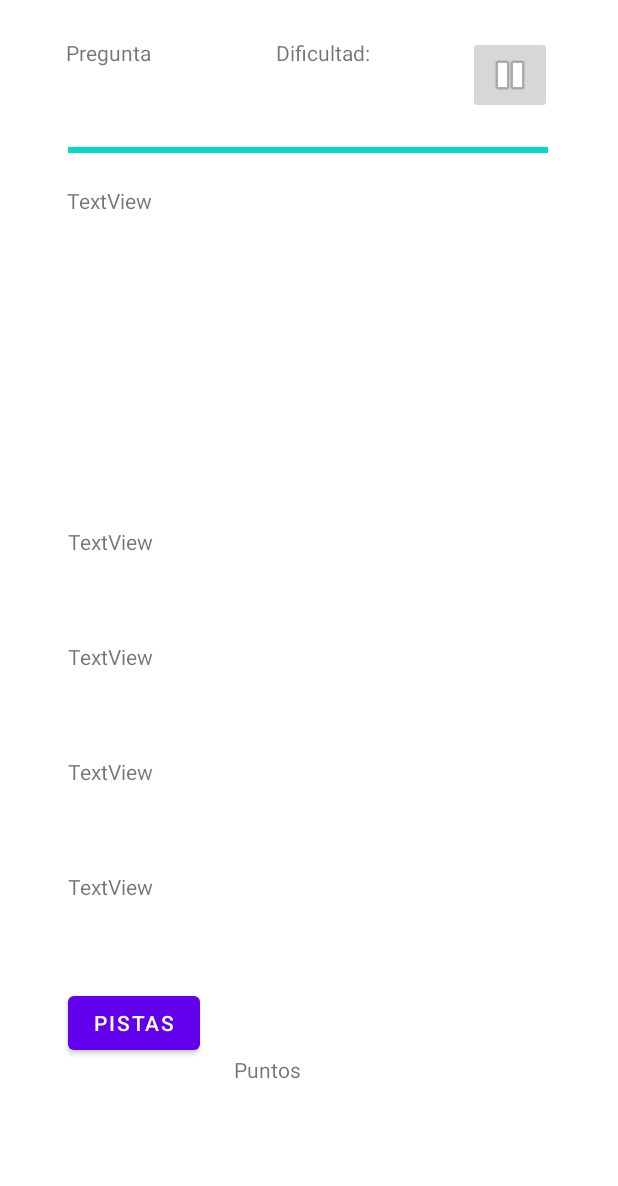
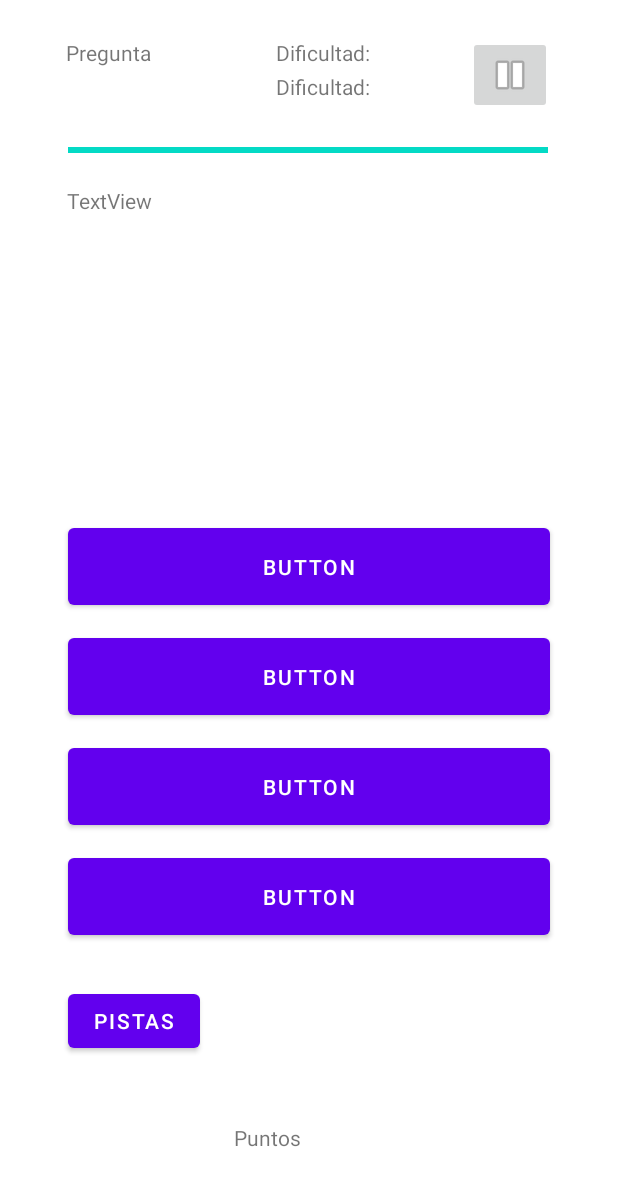
Before and after one commit to Ivangb0/Proyecto-PSW, an Android app: the layout retopregunta.xml on its own in the app's theme, with its tools: preview values and no code run, on a phone screen of 412 x 824 dp. Shown: the top 1186 px of the screen. Run offline under Robolectric (Android 15) with nearby library versions, the phone set to English and light mode, and no system bars.

Commit message:
avances retopregunta

```diff
--- a/app/src/main/AndroidManifest.xml
+++ b/app/src/main/AndroidManifest.xml
@@ -33,6 +33,10 @@
         <activity
             android:name=".Registrarse"
             android:screenOrientation="portrait" />
+        <activity
+            android:name=".RetoPregunta"
+            android:screenOrientation="portrait" />
+
     </application>
 
 </manifest>
--- a/app/src/main/java/BusinessLogic/Answer.java
+++ b/app/src/main/java/BusinessLogic/Answer.java
@@ -19,6 +19,9 @@ public class Answer {
 
     @DatabaseField
     public boolean esCorrecta;
+
+    //constructor vacio para que la libreria del DAO funcione
+    Answer(){}
 
     //Constructor
     public Answer(int id_resp, String resp, int preg_id, boolean esCorrec) {
--- a/app/src/main/res/layout/retopregunta.xml
+++ b/app/src/main/res/layout/retopregunta.xml
@@ -3,12 +3,54 @@
     xmlns:app="http://schemas.android.com/apk/res-auto"
     xmlns:tools="http://schemas.android.com/tools"
     android:layout_width="match_parent"
-    android:layout_height="match_parent">
+    android:layout_height="match_parent"
+    tools:layout_editor_absoluteX="0dp"
+    tools:layout_editor_absoluteY="57dp">
+
+    <TextView
+        android:id="@+id/textView20"
+        android:layout_width="112dp"
+        android:layout_height="18dp"
+        android:layout_marginStart="184dp"
+        android:layout_marginTop="48dp"
+        android:text="Dificultad:"
+        app:layout_constraintStart_toStartOf="parent"
+        app:layout_constraintTop_toTopOf="parent" />
+
+    <Button
+        android:id="@+id/buttonResp1"
+        android:layout_width="321dp"
+        android:layout_height="63dp"
+        android:layout_marginStart="45dp"
+        android:layout_marginTop="20dp"
+        android:text="Button"
+        app:layout_constraintStart_toStartOf="parent"
+        app:layout_constraintTop_toBottomOf="@+id/textView5" />
+
+    <Button
+        android:id="@+id/buttonResp3"
+        android:layout_width="321dp"
+        android:layout_height="63dp"
+        android:layout_marginStart="45dp"
+        android:layout_marginTop="10dp"
+        android:text="Button"
+        app:layout_constraintStart_toStartOf="parent"
+        app:layout_constraintTop_toBottomOf="@+id/buttonResp2" />
+
+    <Button
+        android:id="@+id/buttonResp4"
+        android:layout_width="321dp"
+        android:layout_height="63dp"
+        android:layout_marginStart="45dp"
+        android:layout_marginTop="10dp"
+        android:text="Button"
+        app:layout_constraintStart_toStartOf="parent"
+        app:layout_constraintTop_toBottomOf="@+id/buttonResp3" />
 
     <TextView
         android:id="@+id/textView26"
         android:layout_width="112dp"
-        android:layout_height="42dp"
+        android:layout_height="18dp"
         android:layout_marginStart="184dp"
         android:layout_marginTop="25dp"
         android:text="Dificultad:"
@@ -20,42 +62,10 @@
         android:layout_width="196dp"
         android:layout_height="52dp"
         android:layout_marginStart="156dp"
-        android:layout_marginTop="25dp"
         android:layout_marginBottom="23dp"
         android:text="Puntos"
         app:layout_constraintBottom_toBottomOf="parent"
-        app:layout_constraintStart_toStartOf="parent"
-        app:layout_constraintTop_toBottomOf="@+id/textView20" />
-
-    <TextView
-        android:id="@+id/textView22"
-        android:layout_width="309dp"
-        android:layout_height="51dp"
-        android:layout_marginStart="45dp"
-        android:layout_marginTop="25dp"
-        android:text="TextView"
-        app:layout_constraintStart_toStartOf="parent"
-        app:layout_constraintTop_toBottomOf="@+id/textView23" />
-
-    <TextView
-        android:id="@+id/textView23"
-        android:layout_width="309dp"
-        android:layout_height="51dp"
-        android:layout_marginStart="45dp"
-        android:layout_marginTop="25dp"
-        android:text="TextView"
-        app:layout_constraintStart_toStartOf="parent"
-        app:layout_constraintTop_toBottomOf="@+id/textView5" />
-
-    <TextView
-        android:id="@+id/textView21"
-        android:layout_width="309dp"
-        android:layout_height="51dp"
-        android:layout_marginStart="45dp"
-        android:layout_marginTop="25dp"
-        android:text="TextView"
-        app:layout_constraintStart_toStartOf="parent"
-        app:layout_constraintTop_toBottomOf="@+id/textView22" />
+        app:layout_constraintStart_toStartOf="parent" />
 
     <TextView
         android:id="@+id/textView5"
@@ -66,16 +76,6 @@
         android:text="TextView"
         app:layout_constraintEnd_toEndOf="parent"
         app:layout_constraintTop_toTopOf="parent" />
-
-    <TextView
-        android:id="@+id/textView20"
-        android:layout_width="309dp"
-        android:layout_height="51dp"
-        android:layout_marginStart="45dp"
-        android:layout_marginTop="25dp"
-        android:text="TextView"
-        app:layout_constraintStart_toStartOf="parent"
-        app:layout_constraintTop_toBottomOf="@+id/textView21" />
 
     <TextView
         android:id="@+id/textView24"
@@ -92,10 +92,10 @@
         android:layout_width="wrap_content"
         android:layout_height="wrap_content"
         android:layout_marginStart="45dp"
-        android:layout_marginTop="25dp"
+        android:layout_marginTop="27dp"
         android:text="Pistas"
         app:layout_constraintStart_toStartOf="parent"
-        app:layout_constraintTop_toBottomOf="@+id/textView20" />
+        app:layout_constraintTop_toBottomOf="@+id/buttonResp4" />
 
     <ImageButton
         android:id="@+id/imageButton"
@@ -103,11 +103,11 @@
         android:layout_height="wrap_content"
         android:layout_marginTop="24dp"
         android:layout_marginEnd="44dp"
+        android:contentDescription="Boton para pausar el juego"
         android:onClick="botonPausar"
         app:layout_constraintEnd_toEndOf="parent"
         app:layout_constraintTop_toTopOf="parent"
-        app:srcCompat="@android:drawable/ic_media_pause"
-        android:contentDescription="Boton para pausar el juego"/>
+        app:srcCompat="@android:drawable/ic_media_pause" />
 
     <ProgressBar
         android:id="@+id/progressBar"
@@ -117,10 +117,20 @@
         android:layout_marginStart="45dp"
         android:layout_marginTop="10dp"
         android:layout_marginBottom="10dp"
+        android:max="30000"
+        android:progress="30000"
         app:layout_constraintBottom_toTopOf="@+id/textView5"
         app:layout_constraintStart_toStartOf="parent"
-        app:layout_constraintTop_toBottomOf="@+id/imageButton"
-        android:max="30000"
-        android:progress="30000" />
+        app:layout_constraintTop_toBottomOf="@+id/imageButton" />
+
+    <Button
+        android:id="@+id/buttonResp2"
+        android:layout_width="321dp"
+        android:layout_height="63dp"
+        android:layout_marginStart="45dp"
+        android:layout_marginTop="10dp"
+        android:text="Button"
+        app:layout_constraintStart_toStartOf="parent"
+        app:layout_constraintTop_toBottomOf="@+id/buttonResp1" />
 
 </androidx.constraintlayout.widget.ConstraintLayout>
```
Also changed, not shown: app/src/main/java/BusinessLogic/Question.java (+11 -8 lines), app/src/main/java/com/example/odswix/MainActivity.java (+6 -4 lines), app/src/main/java/com/example/odswix/RetoPregunta.java (+81 -1 lines).
